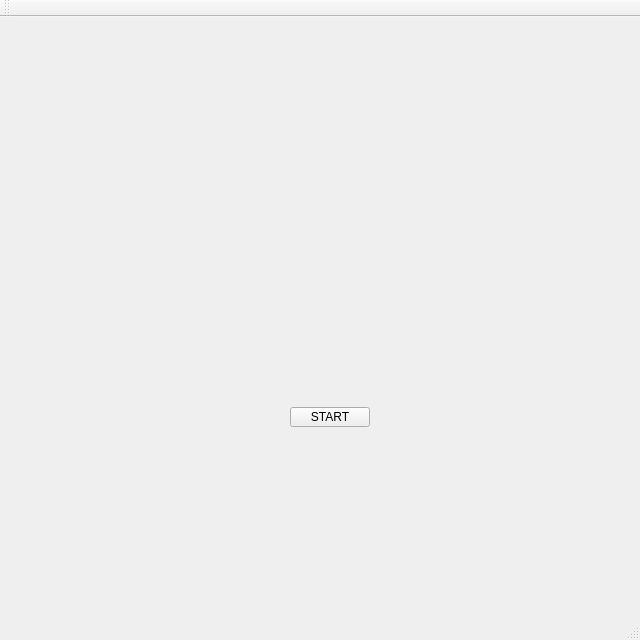
Above: mainwindow.ui from cau-oop/GUITest before the change. Below: the same form after it.
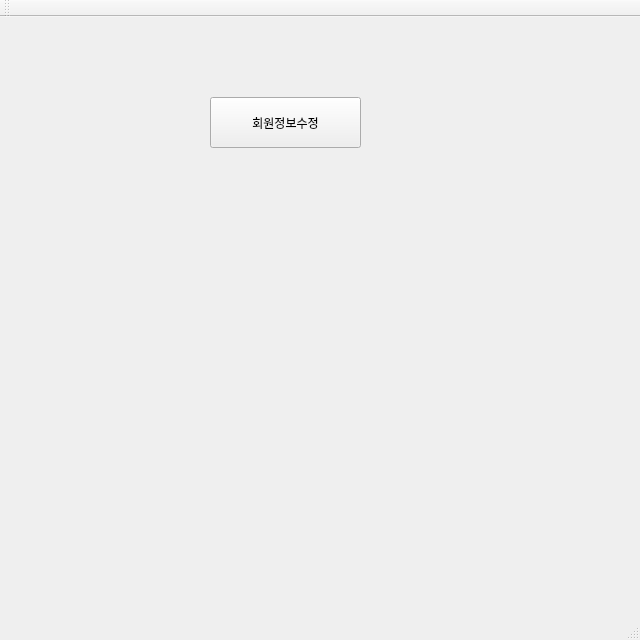
That is the form after the change.

Patch:
```diff
--- a/mainwindow.ui
+++ b/mainwindow.ui
@@ -17,34 +17,16 @@
    <widget class="QPushButton" name="pushButton">
     <property name="geometry">
      <rect>
-      <x>290</x>
-      <y>390</y>
-      <width>80</width>
-      <height>20</height>
+      <x>210</x>
+      <y>80</y>
+      <width>151</width>
+      <height>51</height>
      </rect>
     </property>
     <property name="text">
-     <string>START</string>
+     <string>회원정보수정</string>
     </property>
    </widget>
-   <widget class="QLabel" name="label_pic">
-    <property name="geometry">
-     <rect>
-      <x>20</x>
-      <y>20</y>
-      <width>591</width>
-      <height>331</height>
-     </rect>
-    </property>
-    <property name="text">
-     <string/>
-    </property>
-    <property name="scaledContents">
-     <bool>true</bool>
-    </property>
-   </widget>
-   <zorder>label_pic</zorder>
-   <zorder>pushButton</zorder>
   </widget>
   <widget class="QMenuBar" name="menuBar">
    <property name="geometry">
```
Left out of the diff: 19 changed lines with no effect on the pictures.
